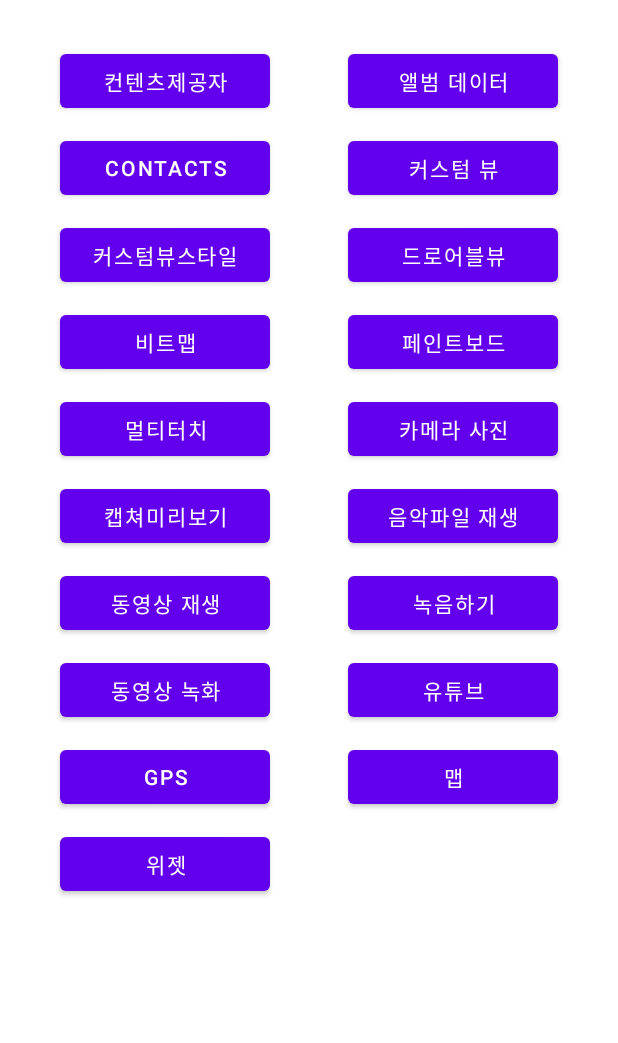
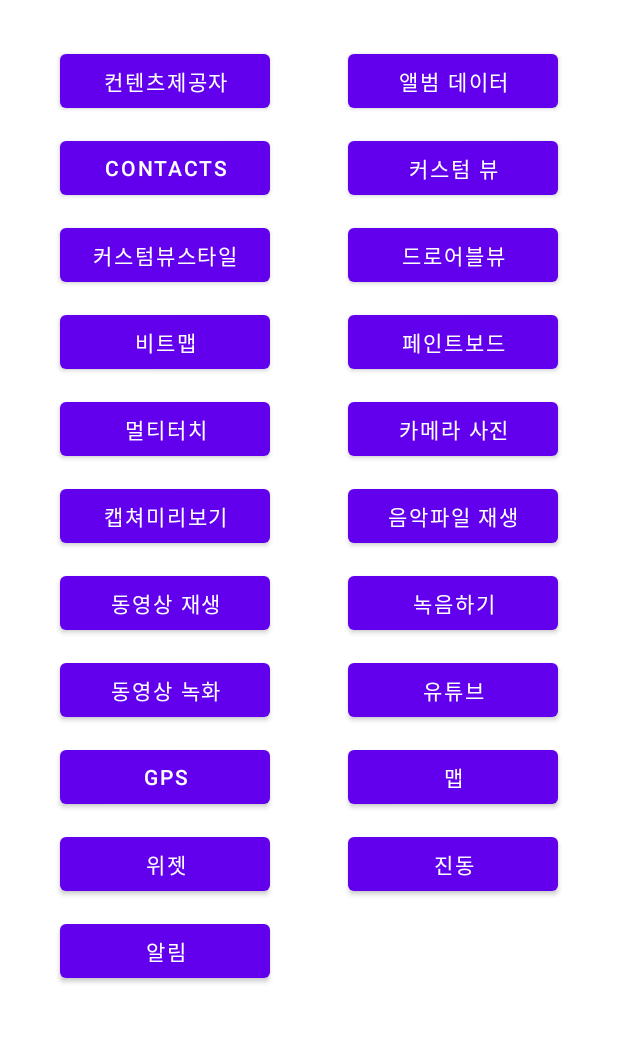
Before and after one commit to GotchaCoding/Study, an Android app: the SecondActivity screen opened directly, with no data from a screen before it, on a phone screen of 412 x 824 dp, the part 159-1202 px from its top. Run offline under Robolectric (Android 15) with nearby library versions, the light colour scheme and no system bars.

Commit message:
ch_15  진동과 소리  ,  상단 알림

```diff
--- a/app/src/main/java/org/techtown/androidwithjava/SecondActivity.java
+++ b/app/src/main/java/org/techtown/androidwithjava/SecondActivity.java
@@ -26,6 +26,8 @@
 import org.techtown.androidwithjava.ch14_gps.LocationActivity;
 import org.techtown.androidwithjava.ch14_gps.MapActivity;
 import org.techtown.androidwithjava.ch14_gps.widget.WidgetActivity;
+import org.techtown.androidwithjava.ch15_PushSensorService.NotificationManagerActivity;
+import org.techtown.androidwithjava.ch15_PushSensorService.VibrateActivity;
 
 public class SecondActivity extends AppCompatActivity {
 
@@ -197,12 +199,30 @@
         });
 
         Button btn_widget = findViewById(R.id.btn_widget);
-        btn_map.setOnClickListener(new View.OnClickListener() {
+        btn_widget.setOnClickListener(new View.OnClickListener() {
             @Override
             public void onClick(View v) {
                 Intent i = new Intent(SecondActivity.this, WidgetActivity.class);
                 startActivity(i);
             }
         });
+
+        Button btn_vibrate = findViewById(R.id.btn_vibrate);
+        btn_vibrate.setOnClickListener(new View.OnClickListener() {
+            @Override
+            public void onClick(View v) {
+                Intent i = new Intent(SecondActivity.this, VibrateActivity.class);
+                startActivity(i);
+            }
+        });
+
+        Button btn_notification = findViewById(R.id.btn_notification);
+        btn_notification.setOnClickListener(new View.OnClickListener() {
+            @Override
+            public void onClick(View v) {
+                Intent i = new Intent(SecondActivity.this, NotificationManagerActivity.class);
+                startActivity(i);
+            }
+        });
     }
 }
--- a/app/src/main/java/org/techtown/androidwithjava/ch12_viewgraphic/CustomView.java
+++ b/app/src/main/java/org/techtown/androidwithjava/ch12_viewgraphic/CustomView.java
@@ -39,6 +39,7 @@
     protected void onDraw(Canvas canvas) {  //뷰가 화면에 그려질 때 자동으로 호출 됨
         super.onDraw(canvas);
         canvas.drawRect(100, 100, 200, 200, paint);
+        canvas.drawRect(200, 200, 300, 300,paint);
     }
 
     @Override
--- a/app/src/main/res/layout/activity_second2.xml
+++ b/app/src/main/res/layout/activity_second2.xml
@@ -207,6 +207,26 @@
         app:layout_constraintStart_toStartOf="parent"
         app:layout_constraintTop_toBottomOf="@+id/btn_gps" />
 
+    <Button
+        android:id="@+id/btn_vibrate"
+        android:layout_width="140dp"
+        android:layout_height="wrap_content"
+        android:layout_marginTop="10dp"
+        android:layout_marginEnd="40dp"
+        android:text="진동"
+        app:layout_constraintEnd_toEndOf="parent"
+        app:layout_constraintTop_toBottomOf="@+id/btn_map" />
+
+    <Button
+        android:id="@+id/btn_notification"
+        android:layout_width="140dp"
+        android:layout_height="wrap_content"
+        android:layout_marginStart="40dp"
+        android:layout_marginTop="10dp"
+        android:text="알림"
+        app:layout_constraintStart_toStartOf="parent"
+        app:layout_constraintTop_toBottomOf="@+id/btn_widget" />
+
 
 
 
--- /dev/null
+++ b/app/src/main/res/values/beep.xml
@@ -0,0 +1,2 @@
+<?xml version="1.0" encoding="utf-8"?>
+<resources></resources>
```
Also changed, not shown: app/src/main/AndroidManifest.xml (+26 -5 lines), app/src/main/java/org/techtown/androidwithjava/ch15_PushSensorService/NotificationManagerActivity.java (added, +114 -0 lines), app/src/main/java/org/techtown/androidwithjava/ch15_PushSensorService/VibrateActivity.java (added, +62 -0 lines), app/src/main/res/layout/activity_notifaction_manager.xml (added, +33 -0 lines), app/src/main/res/layout/activity_vibrate.xml (added, +27 -0 lines), 1 other file.
